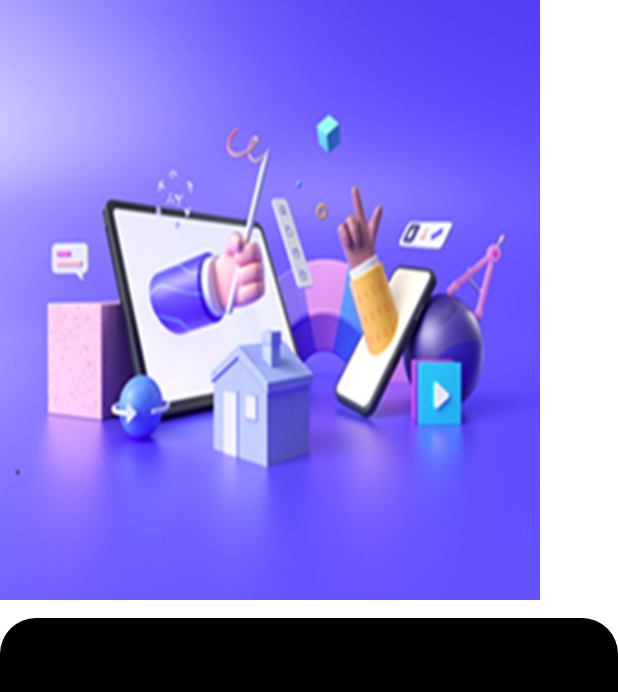
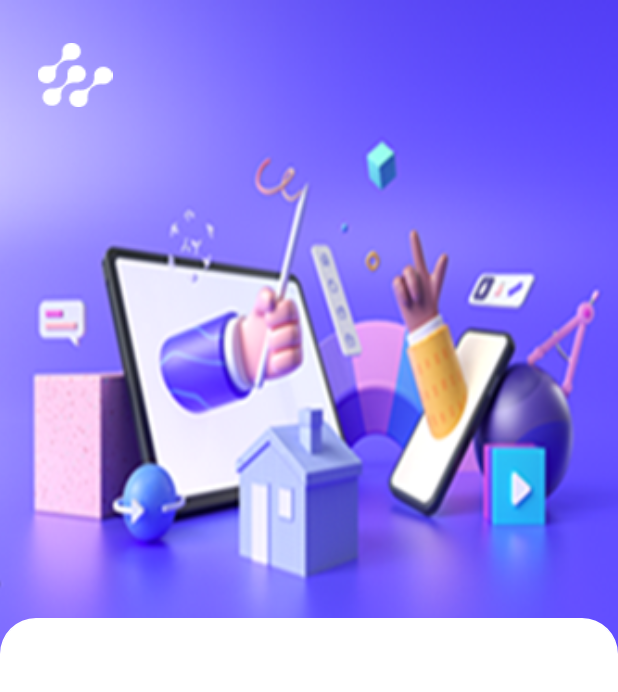
Before and after one commit to adeenazara2002/Flutter-final-project, a Flutter app: the screen it shows after launch, on a phone screen of 412 x 824 dp. Shown: the top 692 px of the screen. Run offline on Flutter 3.47's test engine with Material 3 defaults, Android fonts, the phone set to English and light mode, and no system bars.

Commit message:
Artboard Screen

```diff
--- a/lib/Screens/artBoard1.dart
+++ b/lib/Screens/artBoard1.dart
@@ -17,41 +17,50 @@ class _ArtBoardState extends State<ArtBoard> {
         color: Colors.white,
         child: Stack(
           children: [
-            // Image at the bottom
             Image.asset(
-              'assets/images/logo.png', // Replace with your image path
-              // fit: BoxFit.cover,
-              // width: MediaQuery.of(context).size.width,
-              // height: MediaQuery.of(context).size.height * 0.6, // Adjust height as needed
+              'assets/images/logo.png', // Logo image
+              fit: BoxFit.cover,
+              width: MediaQuery.of(context).size.width,
+              height: MediaQuery.of(context).size.height * 0.6, // Adjust height if needed
+            ),
+            // Vector image on top left corner
+            Positioned(
+              top: 20, // Adjust the top position as needed
+              left: 20, // Adjust the left position as needed
+              child: Image.asset(
+                'assets/images/vector.png', // Replace with your vector image path
+                width: 60, // Set your desired width
+                height: 60, // Set your desired height
+              ),
             ),
             // Container that appears over the image
             Positioned(
-              bottom: 0, // Position at the bottom of the screen
-              left: 0, // Align left edge with the screen
-              right: 0, // Align right edge with the screen
+              bottom: 0,
+              left: 0,
+              right: 0,
               child: Container(
-                height: MediaQuery.of(context).size.height * 0.3, // Adjust height as needed
+                height: MediaQuery.of(context).size.height * 0.3,
                 decoration: BoxDecoration(
-                  borderRadius: BorderRadius.vertical(top: Radius.circular(24)), // Rounded top corners
-                  color: Colors.white, // Set background color
+                  borderRadius: BorderRadius.vertical(top: Radius.circular(24)),
+                  color: Colors.white,
                   border: Border.all(
-                    color: Colors.black,
+                    color: Colors.white,
                   ),
                 ),
               ),
             ),
             // Overlapping container with slight offset
             Positioned(
-              bottom: 0, // Overlap by setting a slight positive value
+              bottom: 0,
               left: 0,
               right: 0,
               child: Container(
-                height: MediaQuery.of(context).size.height * 0.5, // Same height as above
+                height: MediaQuery.of(context).size.height * 0.5,
                 decoration: BoxDecoration(
-                  borderRadius: BorderRadius.vertical(top: Radius.circular(24)), // Rounded top corners
-                  color: Colors.black, // Set background color
+                  borderRadius: BorderRadius.vertical(top: Radius.circular(24)),
+                  color: Colors.white,
                   border: Border.all(
-                    color: Colors.black,
+                    color: Colors.white,
                   ),
                 ),
               ),
```
